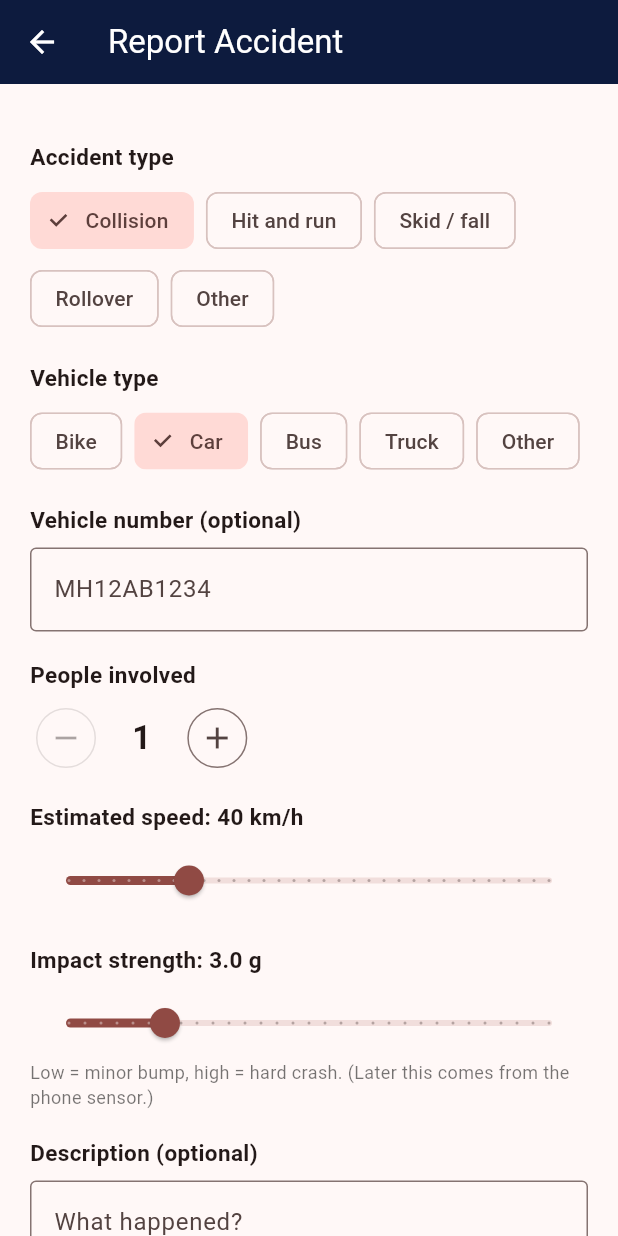
After one commit to AddyKhan257/Accident-emergency-response-system, a Flutter app: the ReportScreen screen opened directly, on a phone screen of 412 x 824 dp. The commit adds this screen. Run offline on Flutter 3.47's test engine with Material 3 defaults, Android fonts, the phone set to English and light mode, and no system bars; our stand-ins replace geolocator, shared_preferences; accounts and stored records are empty; network calls fail.

Commit message:
Add accident report form and AI severity result screens

```diff
--- a/mobile/aers_app/lib/api.dart
+++ b/mobile/aers_app/lib/api.dart
@@ -49,6 +49,16 @@ class Api {
     } catch (_) {
       return 'Error ${r.statusCode}';
     }
+  }
+
+  /// "City Hospital (0.7 km)" from a {name, distance_km} map.
+  static String place(dynamic v) {
+    if (v is Map) {
+      final n = v['name'] ?? '-';
+      final d = double.tryParse(v['distance_km'].toString());
+      return d == null ? '$n' : '$n (${d.toStringAsFixed(1)} km)';
+    }
+    return v?.toString() ?? '-';
   }
 
   /// Returns null on success, or an error text.
@@ -116,4 +126,56 @@ class Api {
     }
     return Map<String, dynamic>.from(jsonDecode(r.body));
   }
+
+  /// POST /api/accidents : creates the accident, finds nearest hospital/police.
+  static Future<Map<String, dynamic>> reportAccident({
+    required String accidentType,
+    required String vehicleNo,
+    required int peopleCount,
+    required String description,
+  }) async {
+    final loc = await getLocation();
+    final r = await http
+        .post(Uri.parse('$baseUrl/api/accidents'),
+            headers: _headers(),
+            body: jsonEncode({
+              'lat': loc.lat,
+              'lng': loc.lng,
+              'accident_type': accidentType,
+              'vehicle_no': vehicleNo,
+              'people_count': peopleCount,
+              'description': description,
+            }))
+        .timeout(const Duration(seconds: 20));
+    if (r.statusCode != 200 && r.statusCode != 201) {
+      throw Exception(_err(r));
+    }
+    return Map<String, dynamic>.from(jsonDecode(r.body));
+  }
+
+  /// POST /api/predict : ML severity. accidentId saves the result in the DB.
+  static Future<Map<String, dynamic>> predict({
+    required String vehicleType,
+    required int peopleCount,
+    required double speed,
+    required double impactG,
+    dynamic accidentId,
+  }) async {
+    final r = await http
+        .post(Uri.parse('$baseUrl/api/predict'),
+            headers: _headers(),
+            body: jsonEncode({
+              'vehicle_type': vehicleType,
+              'people_count': peopleCount,
+              'speed': speed,
+              'impact_g': impactG,
+              'hour': DateTime.now().hour,
+              if (accidentId != null) 'accident_id': accidentId,
+            }))
+        .timeout(const Duration(seconds: 20));
+    if (r.statusCode != 200 && r.statusCode != 201) {
+      throw Exception(_err(r));
+    }
+    return Map<String, dynamic>.from(jsonDecode(r.body));
+  }
 }
--- /dev/null
+++ b/mobile/aers_app/lib/screens/report.dart
@@ -0,0 +1,181 @@
+import 'package:flutter/material.dart';
+import '../api.dart';
+import '../theme.dart';
+import 'severity.dart';
+
+class ReportScreen extends StatefulWidget {
+  const ReportScreen({super.key});
+  @override
+  State<ReportScreen> createState() => _ReportScreenState();
+}
+
+class _ReportScreenState extends State<ReportScreen> {
+  static const accidentTypes = [
+    'Collision',
+    'Hit and run',
+    'Skid / fall',
+    'Rollover',
+    'Other'
+  ];
+  static const vehicleTypes = ['Bike', 'Car', 'Bus', 'Truck', 'Other'];
+
+  String _accidentType = 'Collision';
+  String _vehicleType = 'Car';
+  int _people = 1;
+  double _speed = 40;
+  double _impact = 3;
+  final _vehicleNo = TextEditingController();
+  final _desc = TextEditingController();
+  bool _busy = false;
+  String? _error;
+
+  Future<void> _submit() async {
+    setState(() {
+      _busy = true;
+      _error = null;
+    });
+    try {
+      final acc = await Api.reportAccident(
+        accidentType: _accidentType,
+        vehicleNo: _vehicleNo.text.trim(),
+        peopleCount: _people,
+        description: _desc.text.trim(),
+      );
+      final pred = await Api.predict(
+        vehicleType: _vehicleType,
+        peopleCount: _people,
+        speed: _speed,
+        impactG: _impact,
+        accidentId: acc['accident_id'],
+      );
+      if (!mounted) return;
+      Navigator.of(context).pushReplacement(MaterialPageRoute(
+        builder: (_) => SeverityScreen(accident: acc, prediction: pred),
+      ));
+    } catch (e) {
+      setState(() => _error = e.toString().replaceFirst('Exception: ', ''));
+    } finally {
+      if (mounted) setState(() => _busy = false);
+    }
+  }
+
+  Widget _label(String t) => Padding(
+        padding: const EdgeInsets.only(top: 18, bottom: 8),
+        child: Text(t,
+            style: const TextStyle(fontSize: 15, fontWeight: FontWeight.w600)),
+      );
+
+  Widget _chips(List<String> items, String selected, void Function(String) on) {
+    return Wrap(
+      spacing: 8,
+      runSpacing: 4,
+      children: [
+        for (final i in items)
+          ChoiceChip(
+            label: Text(i),
+            selected: selected == i,
+            onSelected: (_) => setState(() => on(i)),
+          ),
+      ],
+    );
+  }
+
+  @override
+  Widget build(BuildContext context) {
+    return Scaffold(
+      appBar: AppBar(
+        title: const Text('Report Accident'),
+        backgroundColor: AppColors.navy,
+        foregroundColor: Colors.white,
+      ),
+      body: SingleChildScrollView(
+        padding: const EdgeInsets.all(20),
+        child: Column(
+          crossAxisAlignment: CrossAxisAlignment.start,
+          children: [
+            _label('Accident type'),
+            _chips(accidentTypes, _accidentType, (v) => _accidentType = v),
+            _label('Vehicle type'),
+            _chips(vehicleTypes, _vehicleType, (v) => _vehicleType = v),
+            _label('Vehicle number (optional)'),
+            TextField(
+              controller: _vehicleNo,
+              textCapitalization: TextCapitalization.characters,
+              decoration: const InputDecoration(
+                  hintText: 'MH12AB1234', border: OutlineInputBorder()),
+            ),
+            _label('People involved'),
+            Row(
+              children: [
+                IconButton.outlined(
+                    onPressed:
+                        _people > 1 ? () => setState(() => _people--) : null,
+                    icon: const Icon(Icons.remove)),
+                Padding(
+                  padding: const EdgeInsets.symmetric(horizontal: 20),
+                  child: Text('$_people',
+                      style: const TextStyle(
+                          fontSize: 22, fontWeight: FontWeight.bold)),
+                ),
+                IconButton.outlined(
+                    onPressed:
+                        _people < 50 ? () => setState(() => _people++) : null,
+                    icon: const Icon(Icons.add)),
+              ],
+            ),
+            _label('Estimated speed: ${_speed.round()} km/h'),
+            Slider(
+              value: _speed,
+              min: 0,
+              max: 160,
+              divisions: 32,
+              label: '${_speed.round()} km/h',
+              onChanged: (v) => setState(() => _speed = v),
+            ),
+            _label('Impact strength: ${_impact.toStringAsFixed(1)} g'),
+            Slider(
+              value: _impact,
+              min: 0,
+              max: 15,
+              divisions: 30,
+              label: '${_impact.toStringAsFixed(1)} g',
+              onChanged: (v) => setState(() => _impact = v),
+            ),
+            const Text(
+                'Low = minor bump, high = hard crash. (Later this comes from the phone sensor.)',
+                style: TextStyle(fontSize: 12, color: Colors.black54)),
+            _label('Description (optional)'),
+            TextField(
+              controller: _desc,
+              maxLines: 3,
+              decoration: const InputDecoration(
+                  hintText: 'What happened?', border: OutlineInputBorder()),
+            ),
+            if (_error != null) ...[
+              const SizedBox(height: 16),
+              Text(_error!, style: const TextStyle(color: AppColors.darkRed)),
+            ],
+            const SizedBox(height: 24),
+            SizedBox(
+              width: double.infinity,
+              height: 52,
+              child: FilledButton(
+                style: FilledButton.styleFrom(backgroundColor: AppColors.red),
+                onPressed: _busy ? null : _submit,
+                child: _busy
+                    ? const SizedBox(
+                        width: 22,
+                        height: 22,
+                        child: CircularProgressIndicator(
+                            strokeWidth: 2, color: Colors.white))
+                    : const Text('Submit & Predict Severity',
+                        style: TextStyle(fontSize: 16)),
+              ),
+            ),
+            const SizedBox(height: 24),
+          ],
+        ),
+      ),
+    );
+  }
+}
```
Also changed, not shown: mobile/aers_app/lib/screens/home.dart (+18 -9 lines), mobile/aers_app/lib/screens/severity.dart (added, +101 -0 lines).
